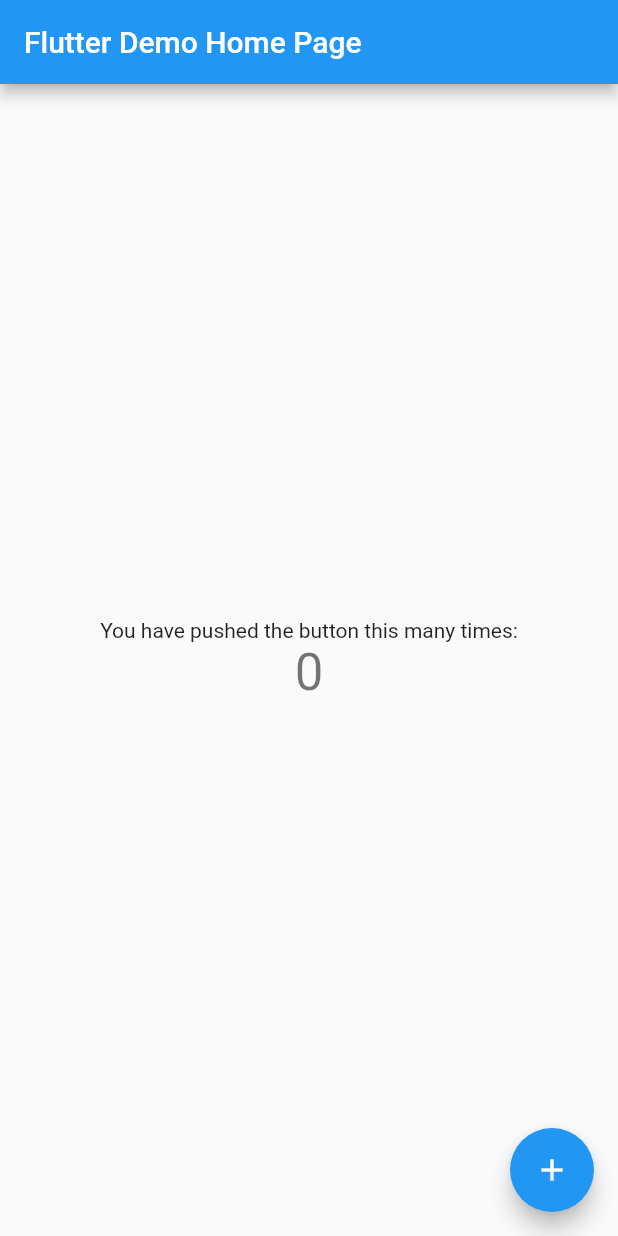
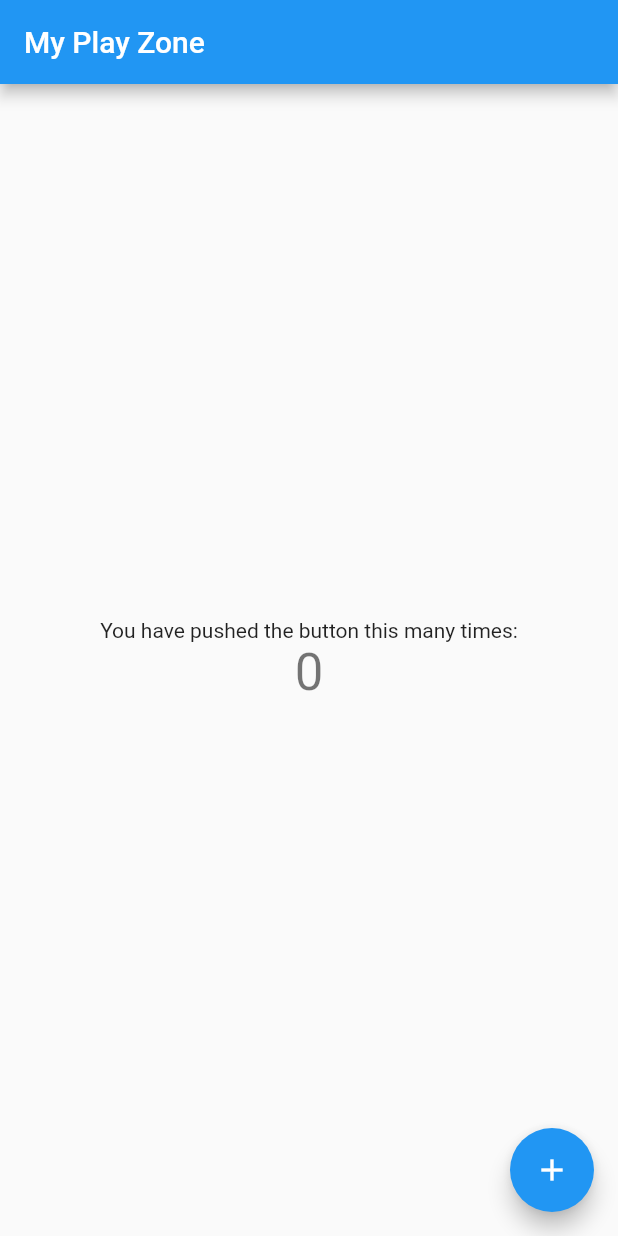
Before and after one commit to dwikiramdani/flutter_play_zone, a Flutter app: the screen it shows after launch, on a phone screen of 412 x 824 dp. Run offline on Flutter 3.47's test engine with Material 2 defaults, Android fonts, the phone set to English and light mode, and no system bars; our stand-ins replace webview_flutter.

```diff
--- a/lib/pages/HomePage.dart
+++ b/lib/pages/HomePage.dart
@@ -1,4 +1,5 @@
 import 'package:flutter/material.dart';
+import 'package:webview_flutter/webview_flutter.dart';
 
 class MyHomePage extends StatefulWidget {
   MyHomePage({Key key, this.title}) : super(key: key);
@@ -21,15 +22,19 @@ class MyHomePage extends StatefulWidget {
 class _MyHomePageState extends State<MyHomePage> {
   int _counter = 0;
 
+  Widget getAppBar() {
+    return AppBar(
+        title: Text('My Play Zone'));
+  }
+
   void _incrementCounter() {
     setState(() {
-      // This call to setState tells the Flutter framework that something has
-      // changed in this State, which causes it to rerun the build method below
-      // so that the display can reflect the updated values. If we changed
-      // _counter without calling setState(), then the build method would not be
-      // called again, and so nothing would appear to happen.
       _counter++;
     });
+  }
+
+  Widget getWebView(){
+    return null;
   }
 
   @override
@@ -41,29 +46,11 @@ class _MyHomePageState extends State<MyHomePage> {
     // fast, so that you can just rebuild anything that needs updating rather
     // than having to individually change instances of widgets.
     return Scaffold(
-      appBar: AppBar(
-        // Here we take the value from the MyHomePage object that was created by
-        // the App.build method, and use it to set our appbar title.
-        title: Text(widget.title),
-      ),
+      appBar: getAppBar(),
       body: Center(
         // Center is a layout widget. It takes a single child and positions it
         // in the middle of the parent.
         child: Column(
-          // Column is also layout widget. It takes a list of children and
-          // arranges them vertically. By default, it sizes itself to fit its
-          // children horizontally, and tries to be as tall as its parent.
-          //
-          // Invoke "debug painting" (press "p" in the console, choose the
-          // "Toggle Debug Paint" action from the Flutter Inspector in Android
-          // Studio, or the "Toggle Debug Paint" command in Visual Studio Code)
-          // to see the wireframe for each widget.
-          //
-          // Column has various properties to control how it sizes itself and
-          // how it positions its children. Here we use mainAxisAlignment to
-          // center the children vertically; the main axis here is the vertical
-          // axis because Columns are vertical (the cross axis would be
-          // horizontal).
           mainAxisAlignment: MainAxisAlignment.center,
           children: <Widget>[
             Text(
--- a/pubspec.yaml
+++ b/pubspec.yaml
@@ -17,6 +17,7 @@ environment:
   sdk: ">=2.1.0 <3.0.0"
 
 dependencies:
+  webview_flutter: ^0.3.14+1
   flutter:
     sdk: flutter
 
```
Also changed, not shown: lib/component/AppBar.dart (added, +13 -0 lines), pubspec.lock.
